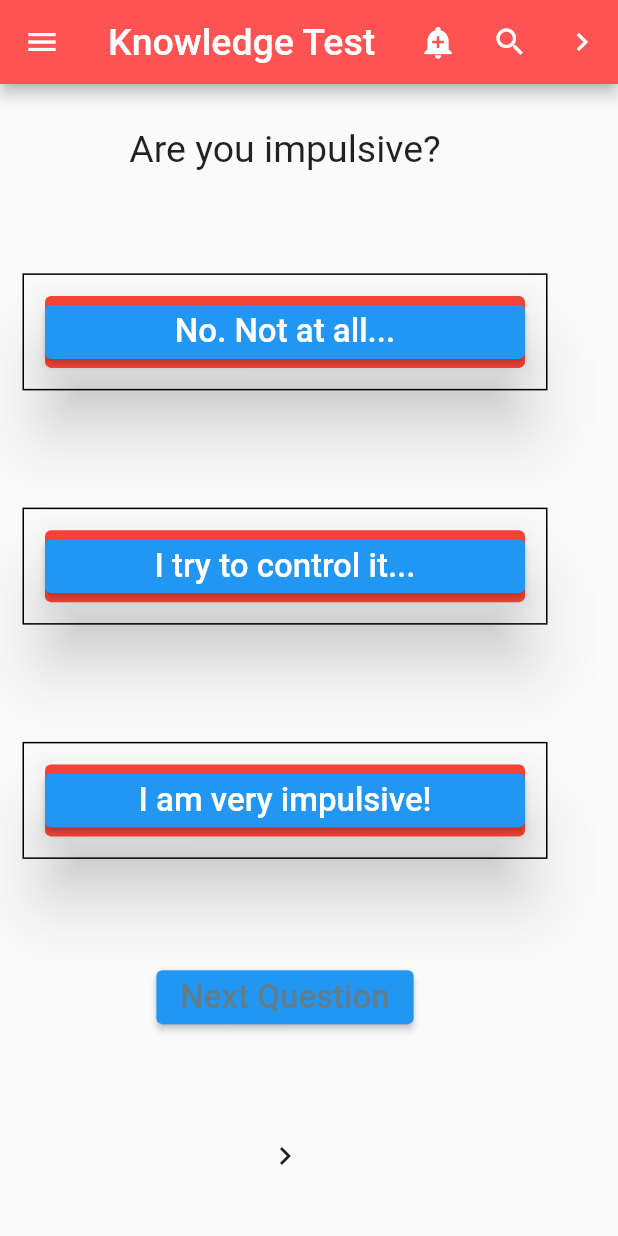
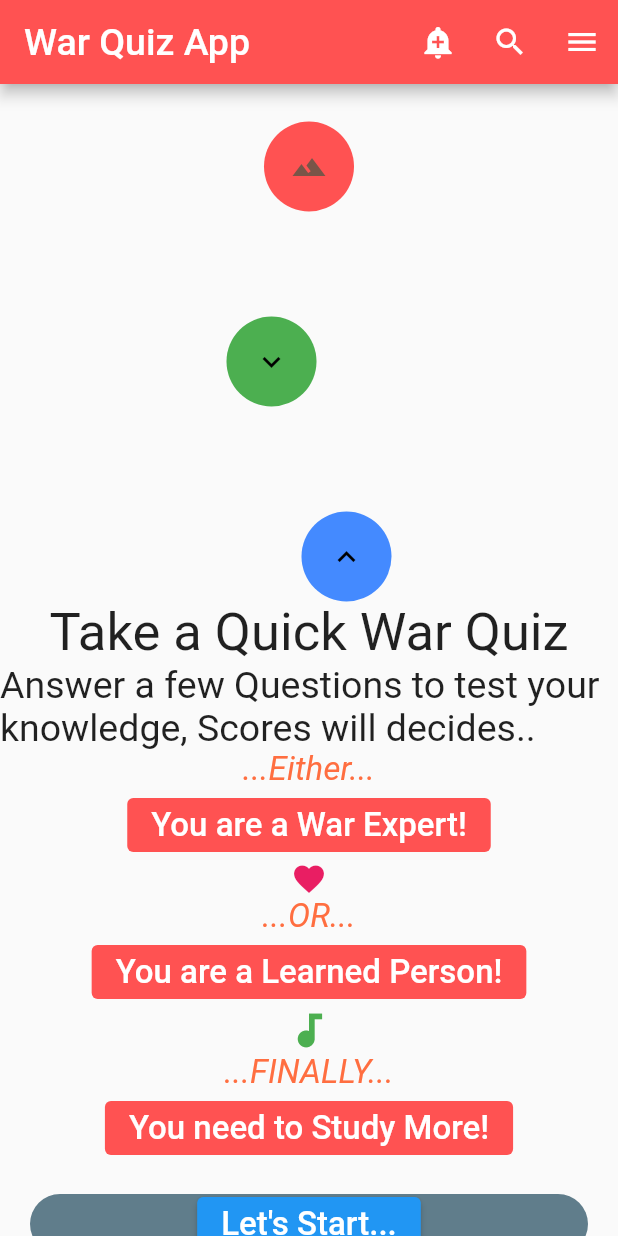
Before and after one commit to Prodigy-Genes/learning_flutter-cont-, a Flutter app: the screen it shows after launch, on a phone screen of 412 x 824 dp. Run offline on Flutter 3.47's test engine with Material 2 defaults, Android fonts, the phone set to English and light mode, and no system bars.

Commit message:
Learning_Flutter(cont)

```diff
--- a/lib/layout_first_example.dart
+++ b/lib/layout_first_example.dart
@@ -156,14 +156,13 @@ class MyStatelessLayoutWidget extends StatelessWidget {
           ),
 
            ElevatedButton(
-            style: ElevatedButton.styleFrom(disabledBackgroundColor: Colors.redAccent),
               onPressed: (){
                 next_page.clickNextQuestion(context);
               },
               child: const Text('Next Question',
               style: TextStyle(
                 fontSize: 22,
-                color: Colors.blueGrey,
+                color: Colors.black,
               ),),
               ),
 
--- a/lib/my_first_app.dart
+++ b/lib/my_first_app.dart
@@ -1,6 +1,7 @@
 import 'package:flutter/material.dart';
 //import 'package:learning_flutter/my_container.dart';
-import 'package:learning_flutter/layout_first_example.dart';
+//import 'package:learning_flutter/layout_first_example.dart';
+import 'package:learning_flutter/my_new_layout.dart';
 
 class MyFirstApp extends StatelessWidget {
   const MyFirstApp({super.key});
@@ -10,8 +11,8 @@ class MyFirstApp extends StatelessWidget {
   @override
 
   Widget build(BuildContext context) {
-    return MaterialApp(
-      home: MyStatelessLayoutWidget()
+    return const MaterialApp(
+      home: MyNewLayout()
     );
   }
 }
--- /dev/null
+++ b/lib/my_new_layout.dart
@@ -0,0 +1,159 @@
+import 'package:flutter/material.dart';
+import 'package:learning_flutter/snackbar_and_page.dart';
+
+class MyNewLayout extends StatelessWidget{ const MyNewLayout({Key? key}): super(key:key);
+
+  @override
+  Widget build(BuildContext context) {
+    return Scaffold(
+      appBar: AppBar(
+        actions: <Widget>[
+          IconButton(
+            onPressed: (){
+            ScaffoldMessenger.of(context).showSnackBar(snackbarOne);
+          },
+          icon: const Icon(Icons.add_alert),
+          tooltip: 'Show Snackbar',
+          ),
+
+          IconButton(onPressed: (){
+            ScaffoldMessenger.of(context).showSnackBar(snackbarTwo);
+          },
+          icon: const Icon(Icons.search),
+          tooltip: 'Search',),
+
+          IconButton(onPressed: (){
+            ScaffoldMessenger.of(context).showSnackBar(snackbarThree);
+          }, icon: const Icon(Icons.menu),
+          tooltip: 'Navigation Menu',),
+        ],
+        title: const Text('War Quiz App',
+        style: TextStyle(fontSize: 25, fontStyle: FontStyle.normal),
+      ),
+      backgroundColor: Colors.redAccent),
+
+      //Body
+      body: SingleChildScrollView(
+        child: Column(
+          mainAxisAlignment: MainAxisAlignment.start,
+          children: <Widget>[
+            Container(
+              margin: const EdgeInsets.only(top: 25),
+              height: 60,
+              width: 60,
+              decoration: BoxDecoration(
+                borderRadius: BorderRadius.circular(100),
+                color: Colors.redAccent,
+              ),
+
+              child: const Icon(Icons.landscape, color: Colors.brown),
+            ),
+
+            Container(
+              margin: const EdgeInsets.only(top: 70, right: 50),
+              height: 60,
+              width: 60,
+              decoration: BoxDecoration(
+                borderRadius: BorderRadius.circular(100),
+                color: Colors.green,
+              ),
+              child: const Icon(Icons.keyboard_arrow_down, color: Colors.black,),
+            ),
+
+            Container(
+              margin: const EdgeInsets.only(left: 50, top: 70),
+              height: 60,
+              width: 60,
+              decoration: BoxDecoration(
+                borderRadius: BorderRadius.circular(100),
+                color: Colors.blueAccent
+              ),
+              child: const Icon(Icons.keyboard_arrow_up, color: Colors.black,),
+
+            ),
+
+           const Row(
+        mainAxisAlignment: MainAxisAlignment.center,
+        children: <Widget>[
+          Text(
+            'Take a Quick War Quiz',
+            style: TextStyle(fontSize: 35, fontStyle: FontStyle.normal),
+          ),
+
+
+        ]
+           ),
+
+           Column(
+            children: [
+              const Text('Answer a few Questions to test your knowledge, Scores will decides..',
+              style: TextStyle(fontSize: 25),),
+
+              const Text(
+                '...Either...',
+                style: TextStyle(fontSize: 22, fontStyle: FontStyle.italic, color: Colors.deepOrangeAccent)
+             ),
+
+            ElevatedButton(
+            onPressed: null,
+            style: ElevatedButton.styleFrom(disabledBackgroundColor: Colors.redAccent),
+            child: const Text('You are a War Expert!',
+            style: TextStyle(fontSize: 22,
+            color: Colors.white)
+            ),
+            ),
+            const Icon(color: Colors.pink,
+            Icons.favorite,
+            size: 24,),
+            const Text('...OR...',
+            style: TextStyle(fontSize: 22, color: Colors.deepOrangeAccent, fontStyle: FontStyle.italic),),
+
+            ElevatedButton(
+            onPressed: null,
+            style: ElevatedButton.styleFrom(disabledBackgroundColor: Colors.redAccent),
+            child: const Text('You are a Learned Person!',
+            style: TextStyle(fontSize: 22,
+            color: Colors.white)
+            ),
+            ),
+            const Icon(color: Colors.green,
+            Icons.audiotrack,
+            size: 30,),
+            const Text('...FINALLY...',
+            style: TextStyle(fontSize: 22, color: Colors.deepOrangeAccent, fontStyle: FontStyle.italic),),
+
+            ElevatedButton(
+            onPressed: null,
+            style: ElevatedButton.styleFrom(disabledBackgroundColor: Colors.redAccent),
+            child: const Text('You need to Study More!',
+            style: TextStyle(fontSize: 22,
+            color: Colors.white)
+            ),
+            ),
+
+            Row(
+              mainAxisAlignment: MainAxisAlignment.center,
+              children: <Widget>[
+                Expanded(child: Padding(padding: const EdgeInsets.all(20),
+                child: Container(
+                  alignment: Alignment.center,
+                  height: 40,
+                  decoration: BoxDecoration(color: Colors.blueGrey, borderRadius: BorderRadius.circular(30),),
+                  child: ElevatedButton(
+                    onPressed: (){clickNextPage(context);},
+                    style: ElevatedButton.styleFrom(disabledBackgroundColor: Colors.redAccent),
+                    child: const Text('Let\'s Start...', style: TextStyle(fontSize: 22, color: Colors.white),),
+                  ),
+                ),))
+              ],
+            )
+            ],
+          )
+
+          ],
+        ),
+        ),
+    );
+  }
+
+}
--- /dev/null
+++ b/lib/snackbar_and_page.dart
@@ -0,0 +1,30 @@
+import 'package:flutter/material.dart';
+
+final GlobalKey<ScaffoldState> scaffoldKey = GlobalKey<ScaffoldState>();
+
+const SnackBar snackbarOne = SnackBar(content: Text('Alert has been Pressed!',
+style: TextStyle(fontSize: 30)));
+
+const SnackBar snackbarTwo = SnackBar(content: Text('Search has been Pressed!',
+style: TextStyle(fontSize: 30)));
+
+const SnackBar snackbarThree = SnackBar(content: Text('Navigation has been Pressed!',
+style: TextStyle(fontSize: 30)));
+
+
+void clickNextPage(BuildContext context) {
+  Navigator.push(context, MaterialPageRoute(builder: (BuildContext context) {
+    return Scaffold(
+      appBar: AppBar(
+        title: const Text('Know Yourself'),
+      ),
+      body: const Center(
+        child: Text(
+          'Dig deep into every layer of your mind to find yourself',
+          style: TextStyle(fontSize: 24),
+          textAlign: TextAlign.center,
+        ),
+      ),
+    );
+  }));
+}
```
